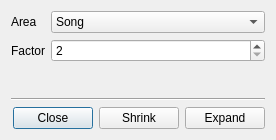
Above: src/expandshrinkdialog.ui from gitGNU/gnu_tutka before the change. Below: the same form after it.
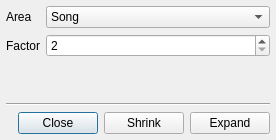
That is the form after the change.

Commit message: Fixes: margins didn't really rock

```diff
--- a/src/expandshrinkdialog.ui
+++ b/src/expandshrinkdialog.ui
@@ -14,6 +14,12 @@
    <string>Expand/Shrink</string>
   </property>
   <layout class="QVBoxLayout" name="verticalLayout">
+   <property name="spacing">
+    <number>6</number>
+   </property>
+   <property name="margin">
+    <number>6</number>
+   </property>
    <item>
     <layout class="QGridLayout" name="gridLayout">
      <item row="0" column="0">
@@ -88,6 +94,9 @@
    </item>
    <item>
     <layout class="QHBoxLayout" name="horizontalLayout">
+     <property name="spacing">
+      <number>6</number>
+     </property>
      <item>
       <widget class="QDialogButtonBox" name="buttonBox">
        <property name="orientation">
```
The commit also changes 12 other files.
